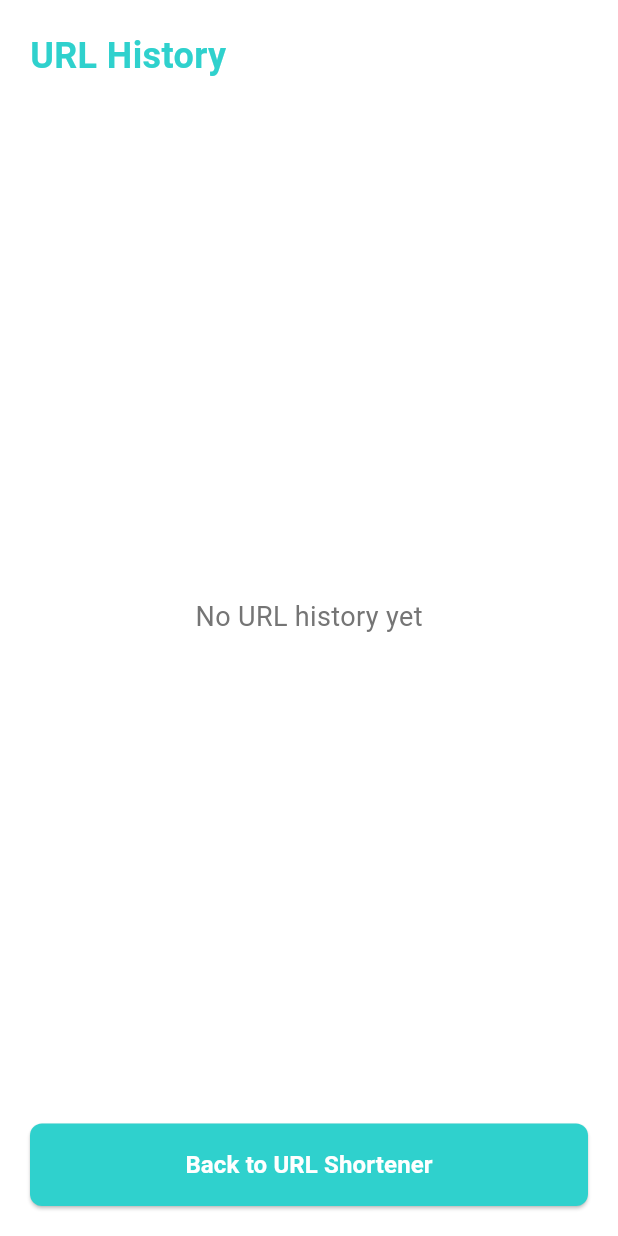
After one commit to uwituzeb/url-shortener-app, a Flutter app: the HomeScreen screen opened by its route, after a tap on the "history" icon, on a phone screen of 412 x 824 dp. The commit adds this screen. Run offline on Flutter 3.47's test engine with Material 3 defaults, Android fonts, the phone set to English and light mode, and no system bars; our stand-ins replace shared_preferences; accounts and stored records are empty; Roboto replaces fonts that are missing (Outfit).

Commit message:
update readme and history service

```diff
--- a/url_shortener/lib/home_screen.dart
+++ b/url_shortener/lib/home_screen.dart
@@ -1,5 +1,6 @@
 import 'package:flutter/material.dart';
 import 'package:flutter/services.dart';
+import 'package:url_shortener/url_history_service.dart';
 import 'package:url_shortener/url_shortener_service.dart';
 
 class HomeScreen extends StatefulWidget {
@@ -12,6 +13,7 @@ class HomeScreen extends StatefulWidget {
 class _HomeScreenState extends State<HomeScreen> {
   final TextEditingController _urlcontroller = TextEditingController();
   final UrlShortenerService _urlService = UrlShortenerService();
+  final UrlHistoryService _historyService = UrlHistoryService();
   bool _isLoading = false;
 
   final FocusNode _focusNode = FocusNode();
@@ -70,6 +72,13 @@ class _HomeScreenState extends State<HomeScreen> {
                   color: Color(0xFF2FD1CD),
                 ),
               ),
+            IconButton(
+          icon: const Icon(Icons.history, color: Color(0xFF2FD1CD)),
+          onPressed: () {
+            Navigator.pushNamed(context, '/history');
+          },
+          tooltip: 'View URL History',
+        ),
           Expanded(
             child: Center(
               child: Container(
--- a/url_shortener/lib/main.dart
+++ b/url_shortener/lib/main.dart
@@ -1,4 +1,5 @@
 import 'package:flutter/material.dart';
+import 'package:url_shortener/url_history_screen.dart';
 import 'welcome_screen.dart';
 import 'home_screen.dart';
 import 'result_screen.dart';
@@ -22,7 +23,8 @@ class MyApp extends StatelessWidget {
       routes: {
         '/welcome': (context) => const WelcomeScreen(),
         '/home': (context) => const HomeScreen(),
-        '/results': (context) => const ResultScreen()
+        '/results': (context) => const ResultScreen(),
+        '/history': (context) => const HistoryScreen(),
 
       },
     );
--- a/url_shortener/lib/result_screen.dart
+++ b/url_shortener/lib/result_screen.dart
@@ -10,6 +10,7 @@ class ResultScreen extends StatefulWidget {
 
 class _ResultScreenState extends State<ResultScreen> {
 
+    // Functionality to copy the shortened URL to the clipboard and show a SnackBar
     void _copyToClipboard(String text){
         Clipboard.setData(ClipboardData(text: text));
         ScaffoldMessenger.of(context).showSnackBar(
@@ -19,6 +20,7 @@ class _ResultScreenState extends State<ResultScreen> {
 
   @override
   Widget build(BuildContext context) {
+    // Retrieve arguments passed to the screen
     final args = ModalRoute.of(context)?.settings.arguments as Map<String, String>?;
     final originalUrl = args?['originalUrl'] ?? '';
     final shortenedUrl = args?['shortenedUrl'] ?? '';
@@ -103,6 +105,13 @@ class _ResultScreenState extends State<ResultScreen> {
                 ],
                 ),
               ),
+              IconButton(
+          icon: const Icon(Icons.history, color: Color(0xFF2FD1CD)),
+          onPressed: () {
+            Navigator.pushNamed(context, '/history');
+          },
+          tooltip: 'View URL History',
+        ),
               const Spacer(),
               ElevatedButton(
                 onPressed: () => Navigator.pop(context),
--- /dev/null
+++ b/url_shortener/lib/url_history.dart
@@ -0,0 +1,24 @@
+class UrlHistoryItem {
+  final String originalUrl;
+  final String shortenedUrl;
+  final DateTime timestamp;
+
+  UrlHistoryItem({
+    required this.originalUrl,
+    required this.shortenedUrl,
+    required this.timestamp
+  });
+
+  // Optional: Convert to and from JSON for potential local storage
+  Map<String, dynamic> toJson() => {
+    'originalUrl': originalUrl,
+    'shortenedUrl': shortenedUrl,
+    'timestamp': timestamp.toIso8601String(),
+  };
+
+  factory UrlHistoryItem.fromJson(Map<String, dynamic> json) => UrlHistoryItem(
+    originalUrl: json['originalUrl'],
+    shortenedUrl: json['shortenedUrl'],
+    timestamp: DateTime.parse(json['timestamp']),
+  );
+}
--- /dev/null
+++ b/url_shortener/lib/url_history_screen.dart
@@ -0,0 +1,128 @@
+import 'package:flutter/material.dart';
+import 'package:flutter/services.dart';
+import 'package:url_shortener/url_history.dart';
+import 'package:url_shortener/url_history_service.dart';
+
+class HistoryScreen extends StatefulWidget {
+  const HistoryScreen({super.key});
+
+  @override
+  State<HistoryScreen> createState() => _HistoryScreenState();
+}
+
+class _HistoryScreenState extends State<HistoryScreen> {
+  final UrlHistoryService _historyService = UrlHistoryService();
+  List<UrlHistoryItem> _historyItems = [];
+
+  @override
+  void initState() {
+    super.initState();
+    _loadHistory();
+  }
+
+  void _loadHistory() async {
+    final history = await _historyService.getHistory();
+    setState(() {
+      _historyItems = history;
+    });
+  }
+
+  void _copyToClipboard(String text) {
+    Clipboard.setData(ClipboardData(text: text));
+    ScaffoldMessenger.of(context).showSnackBar(
+      const SnackBar(content: Text('URL copied to clipboard!')),
+    );
+  }
+
+  @override
+  Widget build(BuildContext context) {
+    return Scaffold(
+      backgroundColor: Colors.white,
+      body: SafeArea(
+        child: Padding(
+          padding: const EdgeInsets.all(20.0),
+          child: Column(
+            crossAxisAlignment: CrossAxisAlignment.stretch,
+            children: [
+              const Text(
+                'URL History',
+                style: TextStyle(
+                  fontSize: 24,
+                  fontWeight: FontWeight.bold,
+                  color: Color(0xFF2FD1CD),
+                ),
+              ),
+              const SizedBox(height: 20),
+              Expanded(
+                child: _historyItems.isEmpty
+                  ? Center(
+                      child: Text(
+                        'No URL history yet',
+                        style: TextStyle(
+                          color: Colors.grey[600],
+                          fontSize: 18,
+                        ),
+                      ),
+                    )
+                  : ListView.builder(
+                      itemCount: _historyItems.length,
+                      itemBuilder: (context, index) {
+                        final item = _historyItems[index];
+                        return Card(
+                          margin: const EdgeInsets.symmetric(vertical: 8),
+                          child: ListTile(
+                            title: Text(
+                              item.shortenedUrl,
+                              style: const TextStyle(
+                                color: Colors.black87,
+                                fontWeight: FontWeight.bold,
+                              ),
+                            ),
+                            subtitle: Text(
+                              item.originalUrl,
+                              maxLines: 1,
+                              overflow: TextOverflow.ellipsis,
+                            ),
+                            trailing: Row(
+                              mainAxisSize: MainAxisSize.min,
+                              children: [
+                                IconButton(
+                                  icon: const Icon(
+                                    Icons.copy,
+                                    color: Color(0xFF2FD1CD),
+                                  ),
+                                  onPressed: () => _copyToClipboard(item.shortenedUrl),
+                                  tooltip: 'Copy shortened URL',
+                                ),
+                              ],
+                            ),
+                          ),
+                        );
+                      },
+                    ),
+              ),
+              ElevatedButton(
+                onPressed: () => Navigator.pop(context),
+                style: ElevatedButton.styleFrom(
+                  backgroundColor: const Color(0xFF2FD1CD),
+                  foregroundColor: Colors.white,
+                  padding: const EdgeInsets.symmetric(vertical: 16),
+                  shape: RoundedRectangleBorder(
+                    borderRadius: BorderRadius.circular(8),
+                  ),
+                ),
+                child: const Text(
+                  'Back to URL Shortener',
+                  style: TextStyle(
+                    fontSize: 16,
+                    fontWeight: FontWeight.bold,
+                  ),
+                ),
+              )
+            ],
+          ),
+        ),
+      ),
+    );
+  }
+}
--- /dev/null
+++ b/url_shortener/lib/url_history_service.dart
@@ -0,0 +1,36 @@
+import 'package:shared_preferences/shared_preferences.dart';
+import 'dart:convert';
+
+import 'package:url_shortener/url_history.dart';
+
+class UrlHistoryService {
+  static const String _historyKey = 'url_history';
+
+  Future<void> addToHistory(UrlHistoryItem item) async {
+    final prefs = await SharedPreferences.getInstance();
+
+    // Retrieve existing history
+    List<String> historyJson = prefs.getStringList(_historyKey) ?? [];
+
+    // Add new item
+    historyJson.insert(0, json.encode(item.toJson()));
+
+    // Limit history to last 20 entries
+    if (historyJson.length > 20) {
+      historyJson = historyJson.sublist(0, 20);
+    }
+
+    // Save updated history
+    await prefs.setStringList(_historyKey, historyJson);
+  }
+
+  Future<List<UrlHistoryItem>> getHistory() async {
+    final prefs = await SharedPreferences.getInstance();
+
+    List<String> historyJson = prefs.getStringList(_historyKey) ?? [];
+
+    return historyJson.map((item) =>
+      UrlHistoryItem.fromJson(json.decode(item))
+    ).toList();
+  }
+}
--- a/url_shortener/lib/url_shortener_service.dart
+++ b/url_shortener/lib/url_shortener_service.dart
@@ -1,7 +1,7 @@
-import 'dart:convert';
 import 'package:http/http.dart' as http;
 
 class UrlShortenerService {
+  // api url for the url shortening service
   static const String baseUrl = 'https://tinyurl.com/api-create.php';
 
   Future<String?> shortenUrl(String longUrl) async {
@@ -12,12 +12,12 @@ class UrlShortenerService {
       if (response.statusCode == 200) {
         return response.body;
       } else {
-        print('Error: Failed to shorten the URL');
+        // print('Error: Failed to shorten the URL');
         return null;
       }
 
     } catch(e){
-      print('Error: $e');
+      // print('Error: $e');
       return null;
     }
   }
```
Also changed, not shown: 1 other file.
